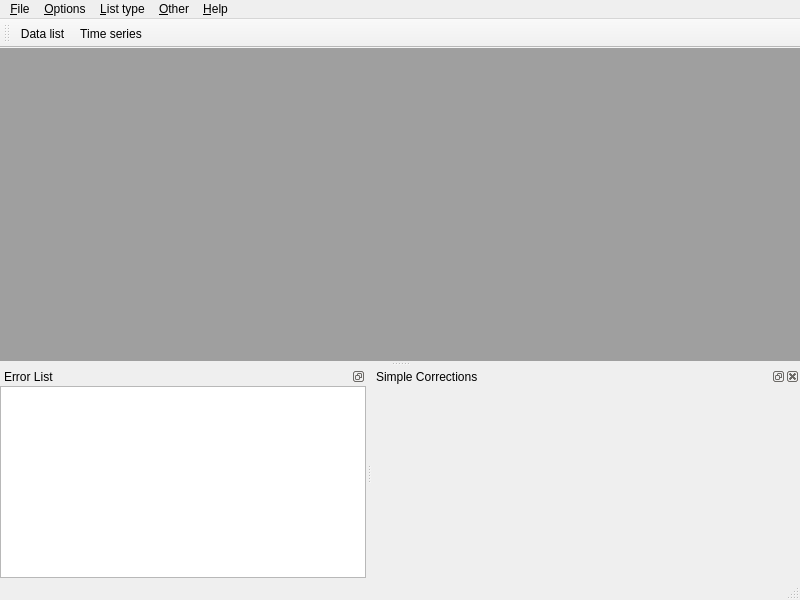
Before: the Qt Designer form src/mainwindow.ui in metno/kvhqc, drawn with Qt 5.
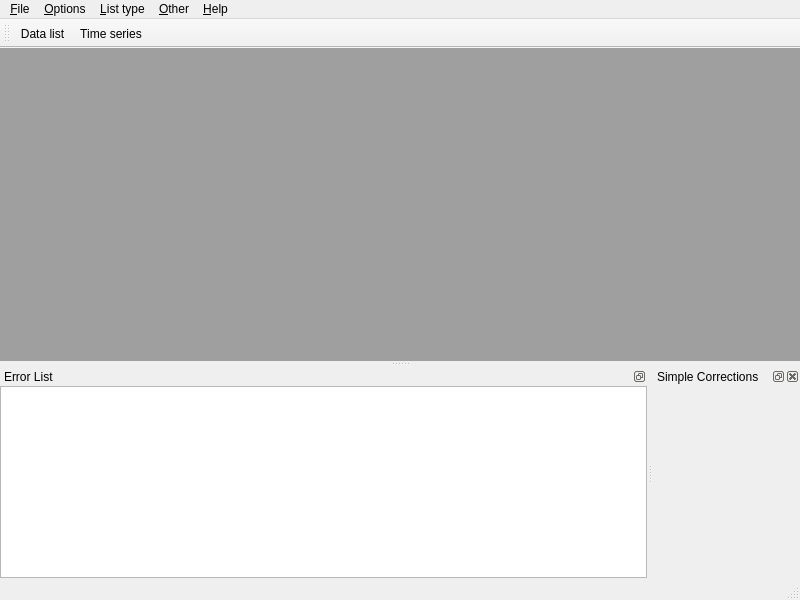
After: the same form once the commit is applied. Custom widgets are drawn as their Qt base class.

Commit message: improved SimpleCorrections layout & size

The edit to the form file:
```diff
--- a/src/mainwindow.ui
+++ b/src/mainwindow.ui
@@ -144,18 +144,6 @@
    </widget>
   </widget>
   <widget class="QDockWidget" name="dockSimpleCorr">
-   <property name="sizePolicy">
-    <sizepolicy hsizetype="Minimum" vsizetype="Preferred">
-     <horstretch>0</horstretch>
-     <verstretch>0</verstretch>
-    </sizepolicy>
-   </property>
-   <property name="minimumSize">
-    <size>
-     <width>300</width>
-     <height>41</height>
-    </size>
-   </property>
    <property name="windowTitle">
     <string>Simple Corrections</string>
    </property>
```
The commit also changes 2 other files.
